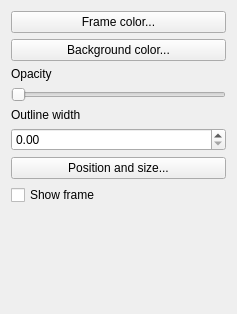
This is src/ui/qgscomposeritemwidgetbase.ui in kadas-albireo/kadas-albireo as Qt 5 draws it before an edit. The edited form follows.
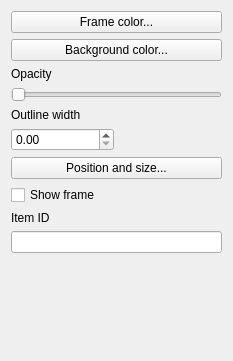
This is the edited form.

```diff
--- a/src/ui/qgscomposeritemwidgetbase.ui
+++ b/src/ui/qgscomposeritemwidgetbase.ui
@@ -6,22 +6,22 @@
    <rect>
     <x>0</x>
     <y>0</y>
-    <width>236</width>
-    <height>314</height>
+    <width>233</width>
+    <height>361</height>
    </rect>
   </property>
   <property name="windowTitle">
    <string>Form</string>
   </property>
   <layout class="QGridLayout" name="gridLayout">
-   <item row="0" column="0">
+   <item row="0" column="0" colspan="2">
     <widget class="QPushButton" name="mFrameColorButton">
      <property name="text">
       <string>Frame color...</string>
      </property>
     </widget>
    </item>
-   <item row="1" column="0">
+   <item row="1" column="0" colspan="2">
     <widget class="QPushButton" name="mBackgroundColorButton">
      <property name="text">
       <string>Background color...</string>
@@ -41,7 +41,7 @@
      </property>
     </widget>
    </item>
-   <item row="3" column="0">
+   <item row="3" column="0" colspan="2">
     <widget class="QSlider" name="mOpacitySlider">
      <property name="maximum">
       <number>255</number>
@@ -51,7 +51,7 @@
      </property>
     </widget>
    </item>
-   <item row="4" column="0">
+   <item row="4" column="0" colspan="2">
     <widget class="QLabel" name="mOutlineWidthLabel">
      <property name="text">
       <string>Outline width</string>
@@ -67,29 +67,39 @@
    <item row="5" column="0">
     <widget class="QDoubleSpinBox" name="mOutlineWidthSpinBox"/>
    </item>
-   <item row="6" column="0">
+   <item row="6" column="0" colspan="2">
     <widget class="QPushButton" name="mPositionButton">
      <property name="text">
       <string>Position and size...</string>
      </property>
     </widget>
    </item>
-   <item row="7" column="0">
+   <item row="8" column="0" colspan="2">
     <widget class="QCheckBox" name="mFrameCheckBox">
      <property name="text">
       <string>Show frame</string>
      </property>
     </widget>
    </item>
-   <item row="8" column="0">
+   <item row="10" column="0">
+    <widget class="QLabel" name="mIdLabel">
+     <property name="text">
+      <string>Item ID</string>
+     </property>
+    </widget>
+   </item>
+   <item row="11" column="0" colspan="2">
+    <widget class="QLineEdit" name="mItemIdLineEdit"/>
+   </item>
+   <item row="12" column="0" colspan="2">
     <spacer name="verticalSpacer">
      <property name="orientation">
       <enum>Qt::Vertical</enum>
      </property>
      <property name="sizeHint" stdset="0">
       <size>
-       <width>215</width>
-       <height>57</height>
+       <width>143</width>
+       <height>87</height>
       </size>
      </property>
     </spacer>
```
